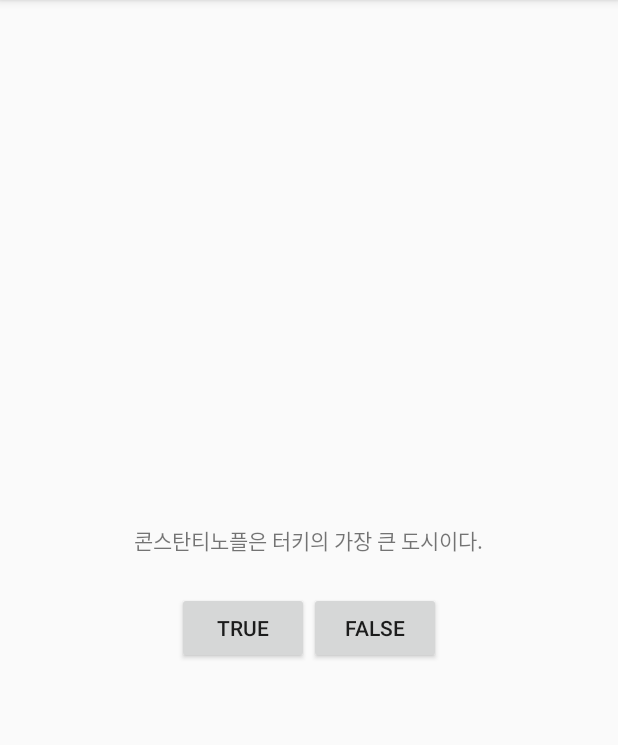
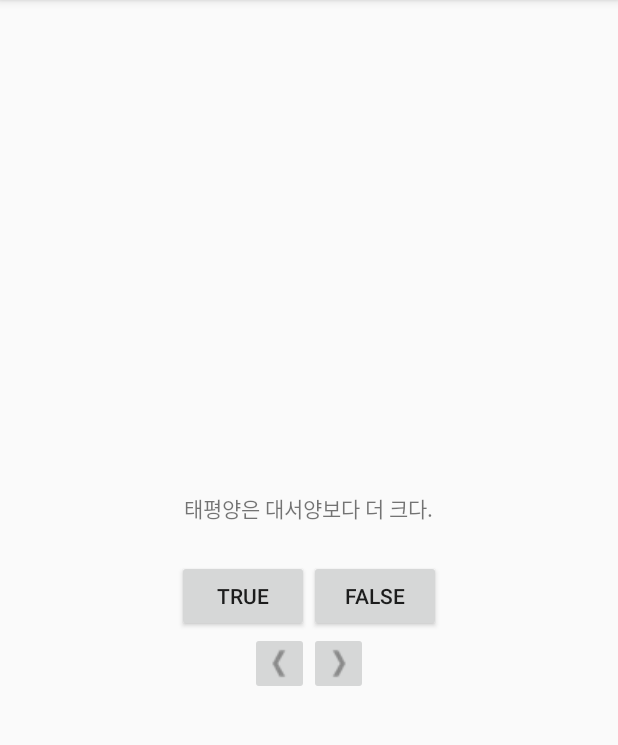
Before and after one commit to suprodigy/Android-Programming, an Android app: the screen it shows after launch (QuizActivity), on a phone screen of 412 x 824 dp, the part 84-829 px from its top. Run offline under Robolectric (Android 15) with nearby library versions, the phone set to English and light mode, and no system bars.

Commit message:
chapter2. MVC pattern

```diff
--- /dev/null
+++ b/GeoQuiz/app/src/main/java/com/example/android/geoquiz/Question.java
@@ -0,0 +1,33 @@
+package com.example.android.geoquiz;
+
+/**
+ * Created by jr on 2017-01-19.
+ */
+
+public class Question {
+
+    private int mTextResId;
+    private boolean mAnswerTrue;
+
+    public Question(int textResId, boolean answerTrue) {
+        mTextResId = textResId;
+        mAnswerTrue = answerTrue;
+    }
+
+    public int getTextResId() {
+        return mTextResId;
+    }
+
+    public void setTextResId(int textResId) {
+        mTextResId = textResId;
+    }
+
+    public boolean isAnswerTrue() {
+        return mAnswerTrue;
+    }
+
+    public void setAnswerTrue(boolean answerTrue) {
+        mAnswerTrue = answerTrue;
+    }
+
+}
--- a/GeoQuiz/app/src/main/java/com/example/android/geoquiz/QuizActivity.java
+++ b/GeoQuiz/app/src/main/java/com/example/android/geoquiz/QuizActivity.java
@@ -4,12 +4,46 @@ import android.os.Bundle;
 import android.support.v7.app.AppCompatActivity;
 import android.view.View;
 import android.widget.Button;
+import android.widget.ImageButton;
+import android.widget.TextView;
 import android.widget.Toast;
 
 public class QuizActivity extends AppCompatActivity {
 
     private Button mTrueButton;
     private Button mFalseButton;
+    private ImageButton mNextButton;
+    private ImageButton mPrevButton;
+    private TextView mQuestionTextView;
+
+    private Question[] mQuestionBank = new Question[] {
+            new Question(R.string.question_oceans, true),
+            new Question(R.string.question_mideast, false),
+            new Question(R.string.question_africa, false),
+            new Question(R.string.question_americas, true),
+            new Question(R.string.question_asia, true)
+    };
+
+    private int mCurrentIndex = 0;
+
+    private void updateQuestion() {
+        int question = mQuestionBank[mCurrentIndex].getTextResId();
+        mQuestionTextView.setText(question);
+    }
+
+    private void checkAnswer(boolean userPressedTrue) {
+        boolean answerIsTrue = mQuestionBank[mCurrentIndex].isAnswerTrue();
+
+        int messageResId = 0;
+
+        if (userPressedTrue == answerIsTrue) {
+            messageResId = R.string.correct_toast;
+        } else {
+            messageResId = R.string.incorrect_toast;
+        }
+
+        Toast.makeText(this, messageResId, Toast.LENGTH_SHORT).show();
+    }
 
     @Override
     protected void onCreate(Bundle savedInstanceState) {
@@ -18,13 +52,21 @@ public class QuizActivity extends AppCompatActivity {
 
         // Log.d("MyTag", Toast.LENGTH_LONG + ", " + Toast.LENGTH_SHORT);
 
+        mQuestionTextView = (TextView) findViewById(R.id.question_text_view);
+        mQuestionTextView.setOnClickListener(new View.OnClickListener() {
+            @Override
+            public void onClick(View v) {
+                mCurrentIndex = (mCurrentIndex + 1) % mQuestionBank.length;
+                updateQuestion();
+            }
+        });
+
+
         mTrueButton = (Button) findViewById(R.id.true_button);
         mTrueButton.setOnClickListener(new View.OnClickListener(){
             @Override
             public void onClick(View v) {
-                Toast.makeText(QuizActivity.this,
-                        R.string.correct_toast,
-                        Toast.LENGTH_SHORT).show();
+                checkAnswer(true);
             }
         });
 
@@ -32,10 +74,30 @@ public class QuizActivity extends AppCompatActivity {
         mFalseButton.setOnClickListener(new View.OnClickListener() {
             @Override
             public void onClick(View v) {
-                Toast.makeText(QuizActivity.this,
-                        R.string.incorrect_toast,
-                        Toast.LENGTH_SHORT).show();
+                checkAnswer(false);
             }
         });
+
+        mNextButton = (ImageButton) findViewById(R.id.next_button);
+        mNextButton.setOnClickListener(new View.OnClickListener() {
+            @Override
+            public void onClick(View v) {
+                mCurrentIndex = (mCurrentIndex + 1) % mQuestionBank.length;
+                updateQuestion();
+            }
+        });
+
+        mPrevButton = (ImageButton) findViewById(R.id.prev_button);
+        mPrevButton.setOnClickListener(new View.OnClickListener() {
+            @Override
+            public void onClick(View v) {
+                mCurrentIndex--;
+                if (mCurrentIndex < 0) mCurrentIndex += 5;
+                updateQuestion();
+            }
+        });
+
+        updateQuestion();
     }
+
 }
--- a/GeoQuiz/app/src/main/res/layout/activity_quiz.xml
+++ b/GeoQuiz/app/src/main/res/layout/activity_quiz.xml
@@ -6,8 +6,8 @@
     android:orientation="vertical" >
 
     <TextView
+        android:id="@+id/question_text_view"
         android:padding="24dp"
-        android:text="@string/question_text"
         android:layout_width="wrap_content"
         android:layout_height="wrap_content" />
 
@@ -30,4 +30,25 @@
 
     </LinearLayout>
 
+    <LinearLayout
+        android:orientation="horizontal"
+        android:layout_width="wrap_content"
+        android:layout_height="wrap_content">
+
+        <ImageButton
+            android:id="@+id/prev_button"
+            android:contentDescription="@string/prev_button"
+            android:src="@drawable/arrow_left"
+            android:layout_width="wrap_content"
+            android:layout_height="wrap_content" />
+
+        <ImageButton
+            android:id="@+id/next_button"
+            android:contentDescription="@string/next_button"
+            android:src="@drawable/arrow_right"
+            android:layout_width="wrap_content"
+            android:layout_height="wrap_content" />
+
+    </LinearLayout>
+
 </LinearLayout>
--- a/GeoQuiz/app/src/main/res/values/strings.xml
+++ b/GeoQuiz/app/src/main/res/values/strings.xml
@@ -1,10 +1,20 @@
 <resources>
+
     <string name="app_name">GeoQuiz</string>
-    <string name="question_text">
-        콘스탄티노플은 터키의 가장 큰 도시이다.
-    </string>
+
     <string name="true_button">True</string>
     <string name="false_button">False</string>
+
     <string name="correct_toast">정답!</string>
     <string name="incorrect_toast">틀림!</string>
+
+    <string name="next_button">다음</string>
+    <string name="prev_button">이전</string>
+
+    <string name="question_oceans">태평양은 대서양보다 더 크다.</string>
+    <string name="question_mideast">수에즈 운하는 홍해와 인도양을 연결한다.</string>
+    <string name="question_africa">나일강은 이집트에서 시작된다.</string>
+    <string name="question_americas">아마존강은 아메리카 대륙에서 가장 긴 강이다.</string>
+    <string name="question_asia">바이칼 호수는 세계에서 가장 오래되고 가장 깊은 담수호이다.</string>
+
 </resources>
```
Also changed, not shown: GeoQuiz/app/src/main/res/drawable/arrow_left.png (added), GeoQuiz/app/src/main/res/drawable/arrow_right.png (added).
